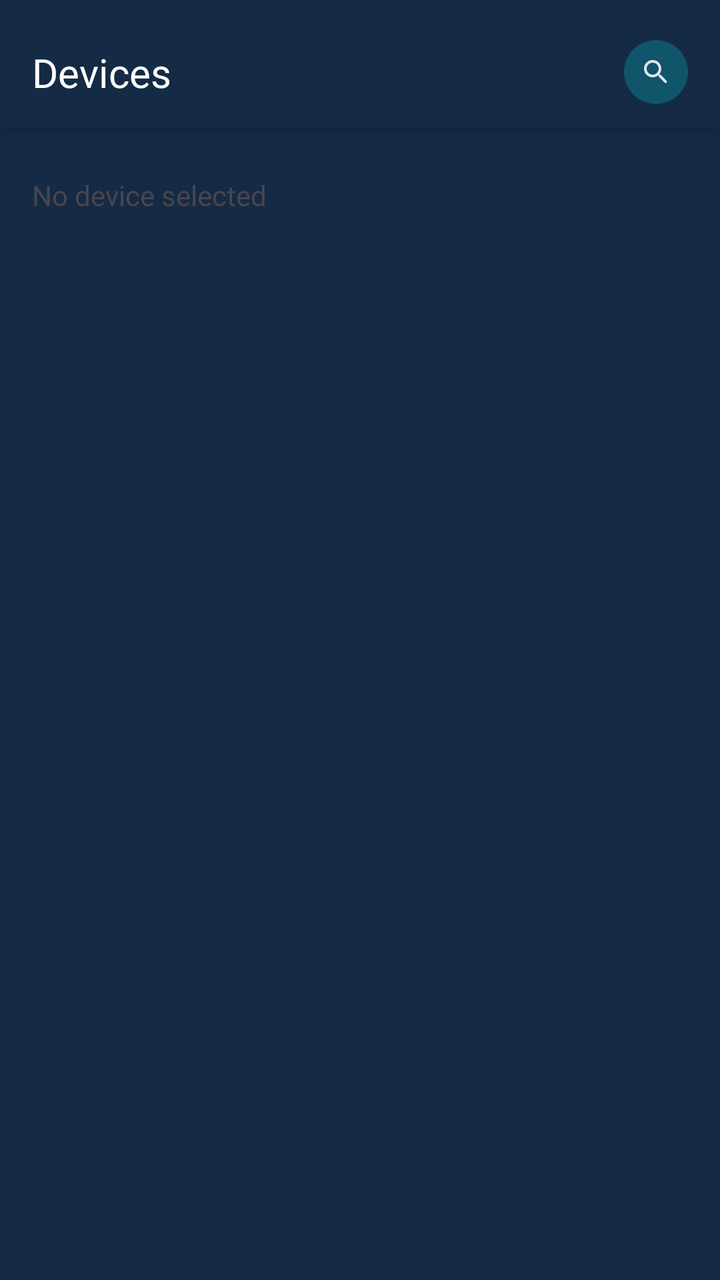
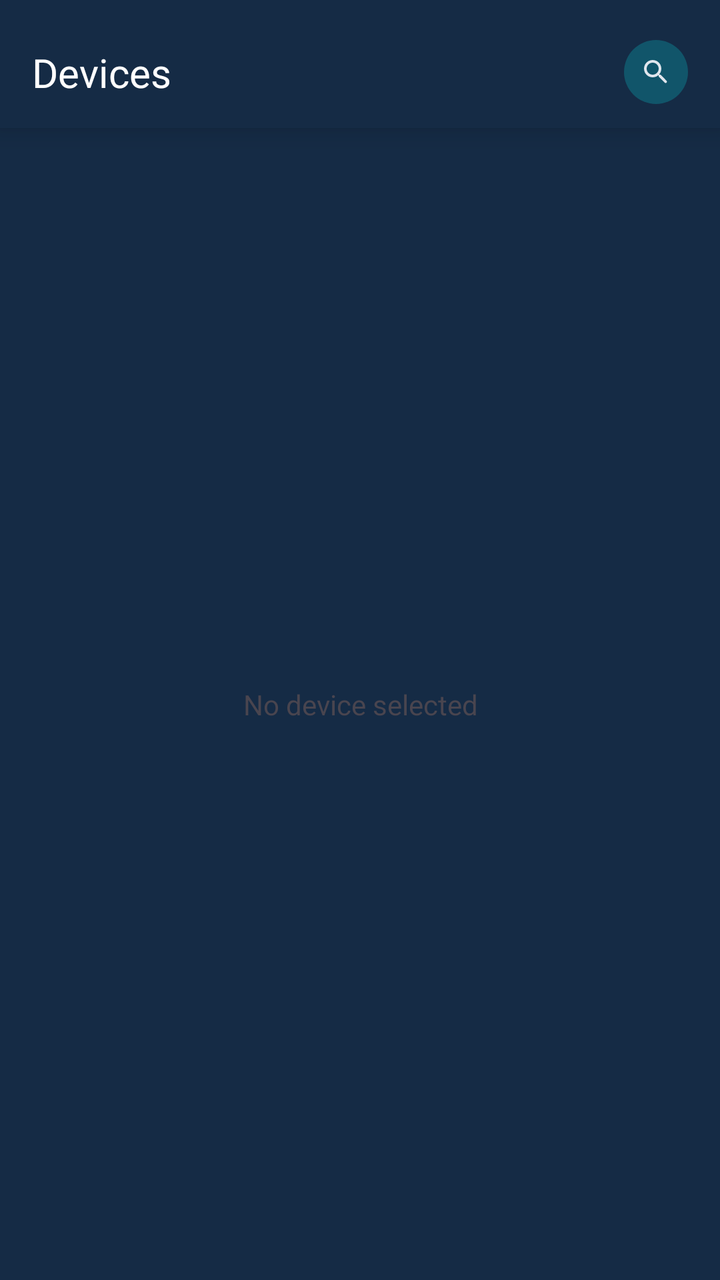

Two renders of the same Android screen: before a commit and after it. Below are the layout's source before the change and the commit's diff.
<!-- AndroidManifest.xml: application theme AppTheme -->
<!-- res/layout/fragment_devices.xml -->
<?xml version="1.0" encoding="utf-8"?>
<androidx.constraintlayout.widget.ConstraintLayout
    xmlns:android="http://schemas.android.com/apk/res/android"
    xmlns:app="http://schemas.android.com/apk/res-auto"
    xmlns:tools="http://schemas.android.com/tools"
    android:layout_width="match_parent"
    android:layout_height="match_parent"
    android:background="@color/background_color"
    tools:context=".ui.tabs.devices.DevicesFragment">

    
    <androidx.constraintlayout.widget.ConstraintLayout
        android:id="@+id/headerContainer"
        android:layout_width="0dp"
        android:layout_height="wrap_content"
        android:paddingHorizontal="16dp"
        android:paddingTop="20dp"
        android:paddingBottom="12dp"
        android:background="@color/background_color"
        android:elevation="8dp"
        app:layout_constraintTop_toTopOf="parent"
        app:layout_constraintStart_toStartOf="parent"
        app:layout_constraintEnd_toEndOf="parent">

        
        <TextView
            android:id="@+id/tvDevices"
            style="@style/TextAppearance.Aqua.EditProfileTitle"
            android:layout_width="wrap_content"
            android:layout_height="wrap_content"
            android:text="@string/devices_title"
            app:layout_constraintStart_toStartOf="parent"
            app:layout_constraintTop_toTopOf="parent"
            app:layout_constraintBottom_toBottomOf="parent" />

        
        <ImageView
            android:id="@+id/btnScanDevices"
            android:layout_width="32dp"
            android:layout_height="32dp"
            android:background="@drawable/bg_circle_scan"
            android:padding="8dp"
            android:src="@drawable/ic_radar"
            android:scaleType="centerInside"
            app:tint="?attr/colorOnSurface"
            android:clickable="true"
            android:focusable="true"
            android:contentDescription="@string/devices_scan_button_desc"
            app:layout_constraintEnd_toEndOf="parent"
            app:layout_constraintTop_toTopOf="parent"
            app:layout_constraintBottom_toBottomOf="parent" />
    </androidx.constraintlayout.widget.ConstraintLayout>

    
    <TextView
        android:id="@+id/tvSelectedDevice"
        android:layout_width="0dp"
        android:layout_height="wrap_content"
        android:layout_marginHorizontal="16dp"
        android:layout_marginTop="24dp"
        android:text="@string/devices_no_selected"
        app:layout_constraintTop_toBottomOf="@id/headerContainer"
        app:layout_constraintStart_toStartOf="parent"
        app:layout_constraintEnd_toEndOf="parent" />

</androidx.constraintlayout.widget.ConstraintLayout>
<!-- resources referenced by this layout -->
<resources>
  <color name="background_color">#152B45</color>
  <!-- drawable bg_circle_scan (drawable) -->
  <?xml version="1.0" encoding="utf-8"?>
  <shape xmlns:android="http://schemas.android.com/apk/res/android"
      android:shape="oval">
      <solid android:color="#3300FFFF" /> 
  </shape>
  <!-- drawable ic_radar (drawable) -->
  <?xml version="1.0" encoding="utf-8"?>
  <vector xmlns:android="http://schemas.android.com/apk/res/android"
      android:width="24dp"
      android:height="24dp"
      android:viewportWidth="24"
      android:viewportHeight="24">
      <path
          android:fillColor="#000000"
          android:pathData="M15.5,14h-0.79l-0.28,-0.27c0.98,-1.14 1.57,-2.61 1.57,-4.23 0,-3.59 -2.91,-6.5 -6.5,-6.5s-6.5,2.91 -6.5,6.5 2.91,6.5 6.5,6.5c1.62,0 3.09,-0.59 4.23,-1.57l0.27,0.28v0.79l4.5,4.49c0.39,0.39 1.03,0.39 1.41,0 0.39,-0.39 0.39,-1.03 0,-1.41L15.5,14zm-6,0c-2.48,0 -4.5,-2.02 -4.5,-4.5s2.02,-4.5 4.5,-4.5 4.5,2.02 4.5,4.5 -2.02,4.5 -4.5,4.5z"/>
  </vector>
  <string name="devices_no_selected">No device selected</string>
  <string name="devices_scan_button_desc">Scan for devices</string>
  <string name="devices_title">Devices</string>
  <style name="TextAppearance.Aqua.EditProfileTitle" parent="TextAppearance.Material3.TitleLarge">
      <item name="fontFamily">@font/inter_semibold</item>
      <item name="android:fontFamily">@font/inter_semibold</item>
      <item name="android:textColor">@android:color/white</item>
      <item name="android:textSize">20sp</item>
  </style>
  <style name="AppTheme" parent="Theme.Material3.DayNight.NoActionBar">
  
          
          <item name="colorPrimary">@color/md_theme_light_primary</item>
          <item name="colorOnPrimary">@color/md_theme_light_onPrimary</item>
          <item name="colorSecondary">@color/md_theme_light_secondary</item>
          <item name="colorOnSecondary">@color/md_theme_light_onSecondary</item>
  
          
          <item name="android:colorBackground">@color/md_theme_light_background</item>
          <item name="colorSurface">@color/md_theme_light_surface</item>
          <item name="colorOnSurface">@color/md_theme_light_onSurface</item>
  
          
          <item name="colorSurfaceVariant">@color/md_theme_light_surfaceVariant</item>
          <item name="colorOnSurfaceVariant">@color/md_theme_light_onSurfaceVariant</item>
          <item name="colorOutline">@color/md_theme_light_outline</item>
          <item name="colorOutlineVariant">@color/md_theme_light_outlineVariant</item>
          <item name="colorError">@color/md_theme_light_error</item>
          <item name="colorOnError">@color/md_theme_light_onError</item>
  
          
          <item name="android:statusBarColor">@android:color/transparent</item>
          <item name="android:navigationBarColor">@android:color/black</item>
  
          
          <item name="android:windowLightStatusBar">true</item>
          <item name="android:windowLightNavigationBar">true</item>
  
          
          <item name="windowActionBar">false</item>
          <item name="android:windowNoTitle">true</item>
      </style>
  <color name="md_theme_light_primary">#2196F3</color>
  <color name="md_theme_light_onPrimary">#FFFFFF</color>
  <color name="md_theme_light_secondary">#4A6363</color>
  <color name="md_theme_light_onSecondary">#FFFFFF</color>
  <color name="md_theme_light_background">#152B45</color>
  <color name="md_theme_light_surface">#152B45</color>
  <color name="md_theme_light_onSurface">#E0E6ED</color>
  <color name="md_theme_light_surfaceVariant">#233042</color>
  <color name="md_theme_light_onSurfaceVariant">#5C6B75</color>
  <color name="md_theme_light_outline">#455A64</color>
  <color name="md_theme_light_outlineVariant">#37474F</color>
  <color name="md_theme_light_error">#D32F2F</color>
  <color name="md_theme_light_onError">#FFFFFF</color>
</resources>

<!-- the commit's change to res/layout/fragment_devices.xml (unified diff, before → after) -->
@@ -51,16 +51,19 @@
             app:layout_constraintBottom_toBottomOf="parent" />
     </androidx.constraintlayout.widget.ConstraintLayout>
 
-    
-    <TextView
-        android:id="@+id/tvSelectedDevice"
-        android:layout_width="0dp"
-        android:layout_height="wrap_content"
-        android:layout_marginHorizontal="16dp"
-        android:layout_marginTop="24dp"
-        android:text="@string/devices_no_selected"
-        app:layout_constraintTop_toBottomOf="@id/headerContainer"
-        app:layout_constraintStart_toStartOf="parent"
-        app:layout_constraintEnd_toEndOf="parent" />
+   
+  <TextView
+    android:id="@+id/tvSelectedDevice"
+    android:layout_width="0dp"
+    android:layout_height="wrap_content"
+    android:layout_marginHorizontal="16dp"
+    android:text="@string/devices_no_selected"
+    android:textAlignment="center"
+    android:gravity="center"
+    app:layout_constraintStart_toStartOf="parent"
+    app:layout_constraintEnd_toEndOf="parent"
+    app:layout_constraintTop_toBottomOf="@id/headerContainer"
+    app:layout_constraintBottom_toBottomOf="parent"
+    app:layout_constraintVertical_bias="0.5" />
 
 </androidx.constraintlayout.widget.ConstraintLayout>
